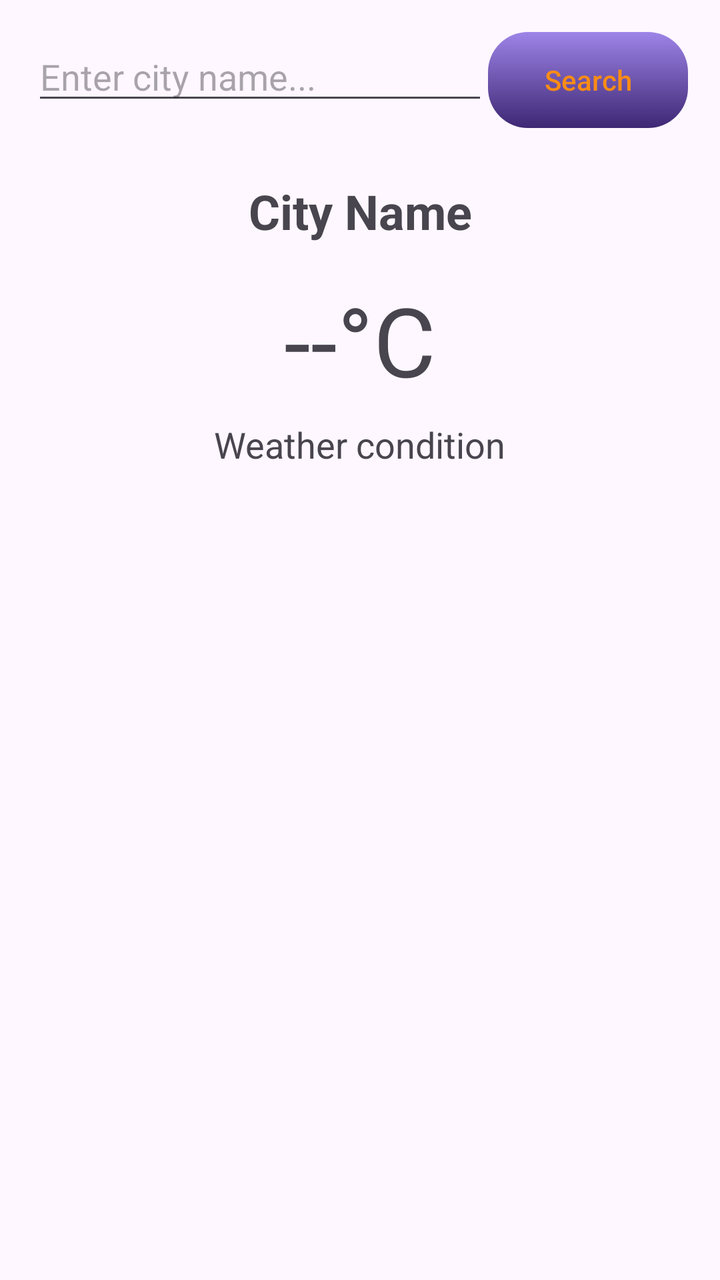
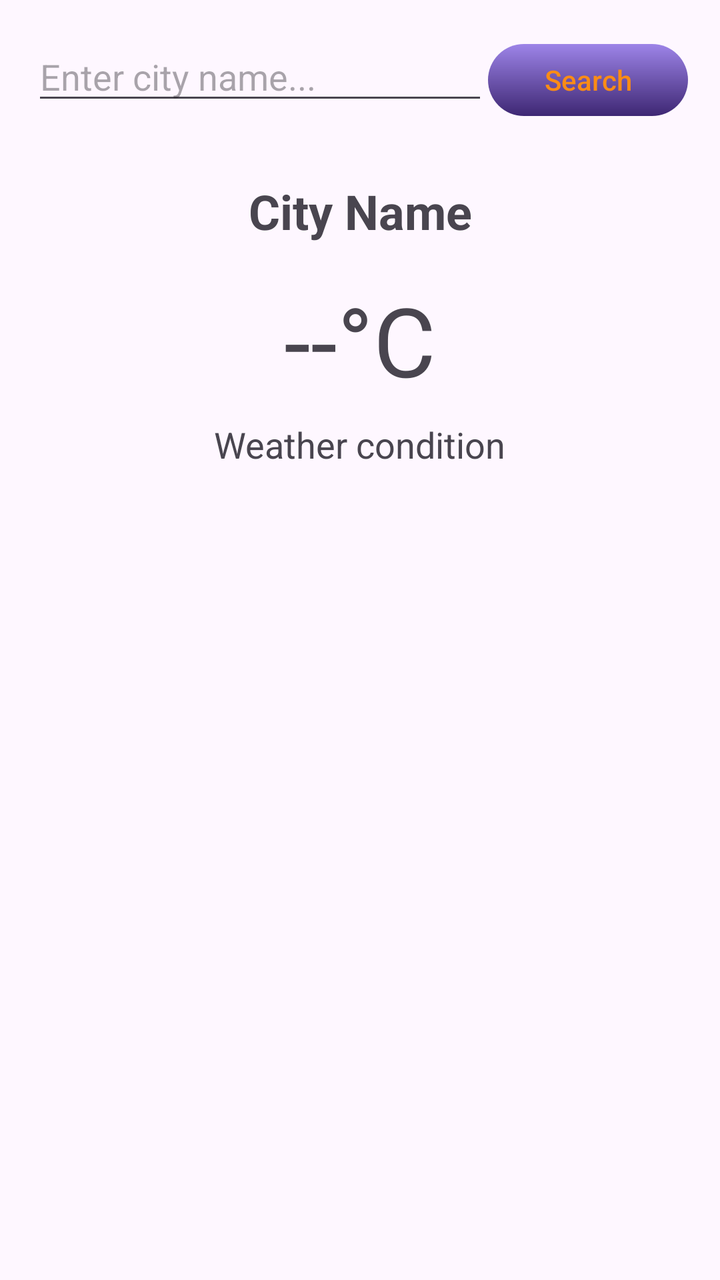

Screens rendered from an Android XML layout before and after an edit, with the pre-edit source and the edit as a unified diff.
<!-- AndroidManifest.xml: application theme Theme.MyAssistant -->
<!-- res/layout/fragment_weather.xml -->
<?xml version="1.0" encoding="utf-8"?>
<androidx.constraintlayout.widget.ConstraintLayout xmlns:android="http://schemas.android.com/apk/res/android"
    xmlns:app="http://schemas.android.com/apk/res-auto"
    android:layout_width="match_parent"
    android:layout_height="match_parent"
    android:padding="16dp">

    
    <EditText
        android:id="@+id/cityInput"
        android:layout_width="0dp"
        android:layout_height="wrap_content"
        android:hint="Enter city name..."
        android:inputType="text"
        app:layout_constraintEnd_toStartOf="@+id/getWeatherButton"
        app:layout_constraintHorizontal_bias="0.0"
        app:layout_constraintStart_toStartOf="parent"
        app:layout_constraintTop_toTopOf="parent" />

    
    <androidx.appcompat.widget.AppCompatButton
        android:id="@+id/getWeatherButton"
        android:layout_width="wrap_content"
        android:layout_height="wrap_content"
        android:layout_marginStart="8dp"
        android:background="@drawable/button_selector"
        android:minWidth="100dp"
        android:paddingStart="24dp"
        android:paddingEnd="24dp"
        android:stateListAnimator="@null"
        android:text="Search"
        android:textAllCaps="false"
        android:textColor="@color/text_color_btn"
        app:layout_constraintEnd_toEndOf="parent"
        app:layout_constraintTop_toTopOf="parent" />

    
    <TextView
        android:id="@+id/cityNameTextView"
        android:layout_width="wrap_content"
        android:layout_height="wrap_content"
        android:layout_marginTop="32dp"
        android:text="City Name"
        android:textSize="24sp"
        android:textStyle="bold"
        app:layout_constraintEnd_toEndOf="parent"
        app:layout_constraintStart_toStartOf="parent"
        app:layout_constraintTop_toBottomOf="@+id/cityInput" />

    
    <TextView
        android:id="@+id/temperatureTextView"
        android:layout_width="wrap_content"
        android:layout_height="wrap_content"
        android:layout_marginTop="16dp"
        android:text="--°C"
        android:textSize="48sp"
        app:layout_constraintEnd_toEndOf="parent"
        app:layout_constraintStart_toStartOf="parent"
        app:layout_constraintTop_toBottomOf="@+id/cityNameTextView" />

    
    <TextView
        android:id="@+id/weatherDescriptionTextView"
        android:layout_width="wrap_content"
        android:layout_height="wrap_content"
        android:layout_marginTop="8dp"
        android:text="Weather condition"
        android:textSize="18sp"
        app:layout_constraintEnd_toEndOf="parent"
        app:layout_constraintStart_toStartOf="parent"
        app:layout_constraintTop_toBottomOf="@+id/temperatureTextView" />

</androidx.constraintlayout.widget.ConstraintLayout>
<!-- resources referenced by this layout -->
<resources>
  <color name="text_color_btn">#FA8C16</color>
  <!-- drawable button_selector (drawable) -->
  <?xml version="1.0" encoding="utf-8"?>
  <selector xmlns:android="http://schemas.android.com/apk/res/android">
  
      <item android:state_pressed="true">
          <shape android:shape="rectangle">
              <gradient
                  android:type="linear"
                  android:angle="55"
                  android:startColor="#3E2773"
                  android:endColor="#6E5CA2"/>
              <corners android:radius="20dp" />
          </shape>
      </item>
  
      <item>
          <shape android:shape="rectangle">
              <gradient
                  android:type="linear"
                  android:angle="125"
                  android:startColor="#9D84E8"
                  android:endColor="#3E2773" />
              <corners android:radius="20dp" />
          </shape>
      </item>
  
  </selector>
  <style name="Theme.MyAssistant" parent="Base.Theme.MyAssistant" />
  <style name="Base.Theme.MyAssistant" parent="Theme.Material3.DayNight.NoActionBar">
          
          
      </style>
</resources>

<!-- the commit's change to res/layout/fragment_weather.xml (unified diff, before → after) -->
@@ -5,7 +5,6 @@
     android:layout_height="match_parent"
     android:padding="16dp">
 
-    
     <EditText
         android:id="@+id/cityInput"
         android:layout_width="0dp"
@@ -17,7 +16,6 @@
         app:layout_constraintStart_toStartOf="parent"
         app:layout_constraintTop_toTopOf="parent" />
 
-    
     <androidx.appcompat.widget.AppCompatButton
         android:id="@+id/getWeatherButton"
         android:layout_width="wrap_content"
@@ -34,7 +32,6 @@
         app:layout_constraintEnd_toEndOf="parent"
         app:layout_constraintTop_toTopOf="parent" />
 
-    
     <TextView
         android:id="@+id/cityNameTextView"
         android:layout_width="wrap_content"
@@ -47,7 +44,6 @@
         app:layout_constraintStart_toStartOf="parent"
         app:layout_constraintTop_toBottomOf="@+id/cityInput" />
 
-    
     <TextView
         android:id="@+id/temperatureTextView"
         android:layout_width="wrap_content"
@@ -59,7 +55,6 @@
         app:layout_constraintStart_toStartOf="parent"
         app:layout_constraintTop_toBottomOf="@+id/cityNameTextView" />
 
-    
     <TextView
         android:id="@+id/weatherDescriptionTextView"
         android:layout_width="wrap_content"
<!-- resource entries referenced after the edit -->
@@ -6,25 +6,39 @@
   <selector xmlns:android="http://schemas.android.com/apk/res/android">
   
       <item android:state_pressed="true">
-          <shape android:shape="rectangle">
-              <gradient
-                  android:type="linear"
-                  android:angle="55"
-                  android:startColor="#3E2773"
-                  android:endColor="#6E5CA2"/>
-              <corners android:radius="20dp" />
-          </shape>
+          <inset
+              android:insetTop="6dp"
+              android:insetBottom="6dp">
+  
+              <shape android:shape="rectangle">
+                  <gradient
+                      android:type="linear"
+                      android:angle="55"
+                      android:startColor="#3E2773"
+                      android:endColor="#6E5CA2"/>
+                  <corners android:radius="20dp" />
+                  <size android:height="36dp" />
+              </shape>
+  
+          </inset>
       </item>
   
       <item>
-          <shape android:shape="rectangle">
-              <gradient
-                  android:type="linear"
-                  android:angle="125"
-                  android:startColor="#9D84E8"
-                  android:endColor="#3E2773" />
-              <corners android:radius="20dp" />
-          </shape>
+          <inset
+              android:insetTop="6dp"
+              android:insetBottom="6dp">
+  
+              <shape android:shape="rectangle">
+                  <gradient
+                      android:type="linear"
+                      android:angle="125"
+                      android:startColor="#9D84E8"
+                      android:endColor="#3E2773" />
+                  <corners android:radius="20dp" />
+                  <size android:height="16dp" />
+              </shape>
+  
+          </inset>
       </item>
   
   </selector>
